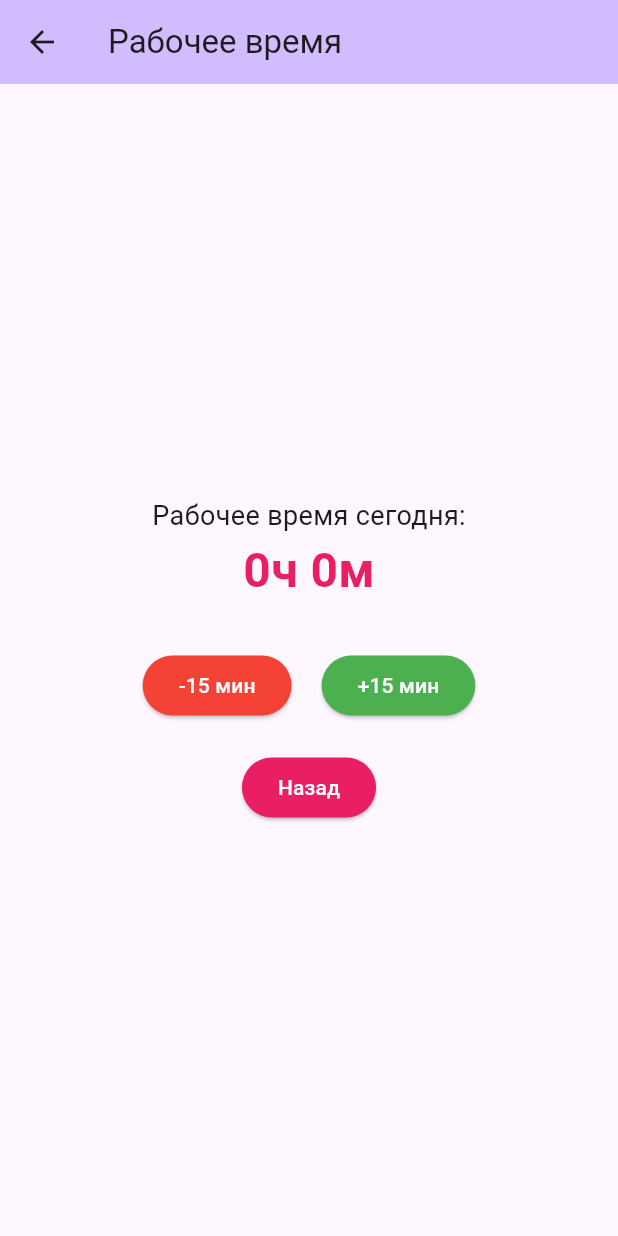
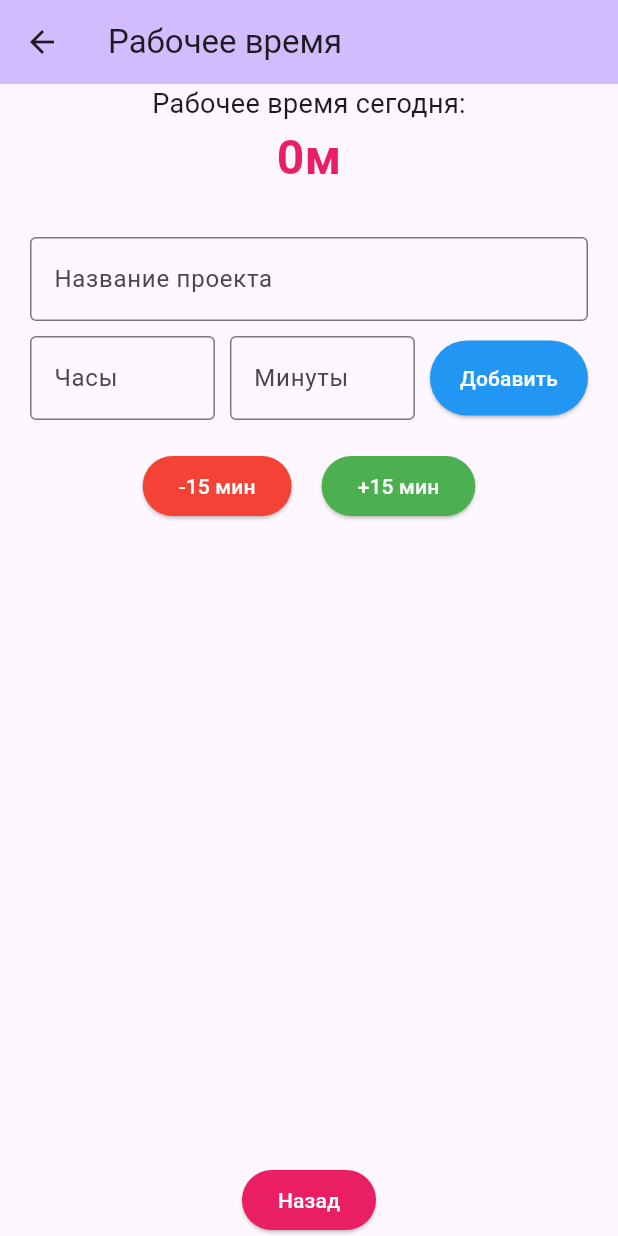
Before and after one commit to abbdora/flutter, a Flutter app: the WorkHoursScreen screen opened directly with empty values, on a phone screen of 412 x 824 dp. Run offline on Flutter 3.47's test engine with Material 3 defaults, Android fonts, the light colour scheme and no system bars.

Commit message:
Реализация SingleChildScrollView в work_hours_screen.dart

```diff
--- a/lib/screens/work_hours_screen.dart
+++ b/lib/screens/work_hours_screen.dart
@@ -16,6 +16,10 @@ class WorkHoursScreen extends StatefulWidget {
 
 class _WorkHoursScreenState extends State<WorkHoursScreen> {
   late int _workHours;
+  final TextEditingController _projectController = TextEditingController();
+  final TextEditingController _hoursController = TextEditingController();
+  final TextEditingController _minutesController = TextEditingController();
+  final List<ProjectTime> _projects = [];
 
   @override
   void initState() {
@@ -38,7 +42,29 @@ class _WorkHoursScreenState extends State<WorkHoursScreen> {
   String _formatTime(int minutes) {
     final hours = minutes ~/ 60;
     final mins = minutes % 60;
+    if (hours == 0) return '${mins}м';
+    if (mins == 0) return '${hours}ч';
     return '${hours}ч ${mins}м';
+  }
+
+  void _addProject() {
+    final projectName = _projectController.text.trim();
+    final hours = int.tryParse(_hoursController.text) ?? 0;
+    final minutes = int.tryParse(_minutesController.text) ?? 0;
+
+    if (projectName.isNotEmpty && (hours > 0 || minutes > 0)) {
+      final totalMinutes = hours * 60 + minutes;
+
+      setState(() {
+        _projects.add(ProjectTime(
+          projectName: projectName,
+          minutes: totalMinutes,
+        ));
+        _projectController.clear();
+        _hoursController.clear();
+        _minutesController.clear();
+      });
+    }
   }
 
   @override
@@ -56,6 +82,61 @@ class _WorkHoursScreenState extends State<WorkHoursScreen> {
             Text(_formatTime(_workHours),
                 style: const TextStyle(fontSize: 32, fontWeight: FontWeight.bold, color: Colors.pink)),
             const SizedBox(height: 30),
+
+            Padding(
+              padding: const EdgeInsets.symmetric(horizontal: 20),
+              child: TextField(
+                controller: _projectController,
+                decoration: const InputDecoration(
+                  hintText: 'Название проекта',
+                  border: OutlineInputBorder(),
+                ),
+              ),
+            ),
+            const SizedBox(height: 10),
+
+            Padding(
+              padding: const EdgeInsets.symmetric(horizontal: 20),
+              child: Row(
+                children: [
+                  Expanded(
+                    child: TextField(
+                      controller: _hoursController,
+                      decoration: const InputDecoration(
+                        hintText: 'Часы',
+                        border: OutlineInputBorder(),
+                      ),
+                      keyboardType: TextInputType.number,
+                    ),
+                  ),
+                  const SizedBox(width: 10),
+
+                  Expanded(
+                    child: TextField(
+                      controller: _minutesController,
+                      decoration: const InputDecoration(
+                        hintText: 'Минуты',
+                        border: OutlineInputBorder(),
+                      ),
+                      keyboardType: TextInputType.number,
+                    ),
+                  ),
+                  const SizedBox(width: 10),
+
+                  ElevatedButton(
+                    onPressed: _addProject,
+                    style: ElevatedButton.styleFrom(
+                      backgroundColor: Colors.blue,
+                      foregroundColor: Colors.white,
+                      padding: const EdgeInsets.symmetric(horizontal: 20, vertical: 15),
+                    ),
+                    child: const Text('Добавить'),
+                  ),
+                ],
+              ),
+            ),
+
+            const SizedBox(height: 20),
             Row(
               mainAxisAlignment: MainAxisAlignment.center,
               children: [
@@ -79,6 +160,39 @@ class _WorkHoursScreenState extends State<WorkHoursScreen> {
               ],
             ),
             const SizedBox(height: 20),
+
+            Expanded(
+              child: SingleChildScrollView(
+                child: Column(
+                  children: _projects
+                      .map(
+                        (project) => Column(
+                      children: [
+                        ListTile(
+                          leading: const Icon(Icons.work, color: Colors.blue),
+                          title: Text(project.projectName),
+                          subtitle: Text(_formatTime(project.minutes)),
+                          trailing: IconButton(
+                            icon: const Icon(Icons.delete, color: Colors.red),
+                            onPressed: () {
+                              setState(() {
+                                _projects.remove(project);
+                              });
+                            },
+                          ),
+                        ),
+                        const Divider(
+                          color: Colors.grey,
+                          height: 1,
+                        ),
+                      ],
+                    ),
+                  )
+                      .toList(),
+                ),
+              ),
+            ),
+            const SizedBox(height: 20),
             ElevatedButton(
               onPressed: () {
                 widget.onHoursUpdated(_workHours);
@@ -95,4 +209,22 @@ class _WorkHoursScreenState extends State<WorkHoursScreen> {
       ),
     );
   }
+
+  @override
+  void dispose() {
+    _projectController.dispose();
+    _hoursController.dispose();
+    _minutesController.dispose();
+    super.dispose();
+  }
 }
+
+class ProjectTime {
+  final String projectName;
+  final int minutes;
+
+  ProjectTime({
+    required this.projectName,
+    required this.minutes,
+  });
+}
```
